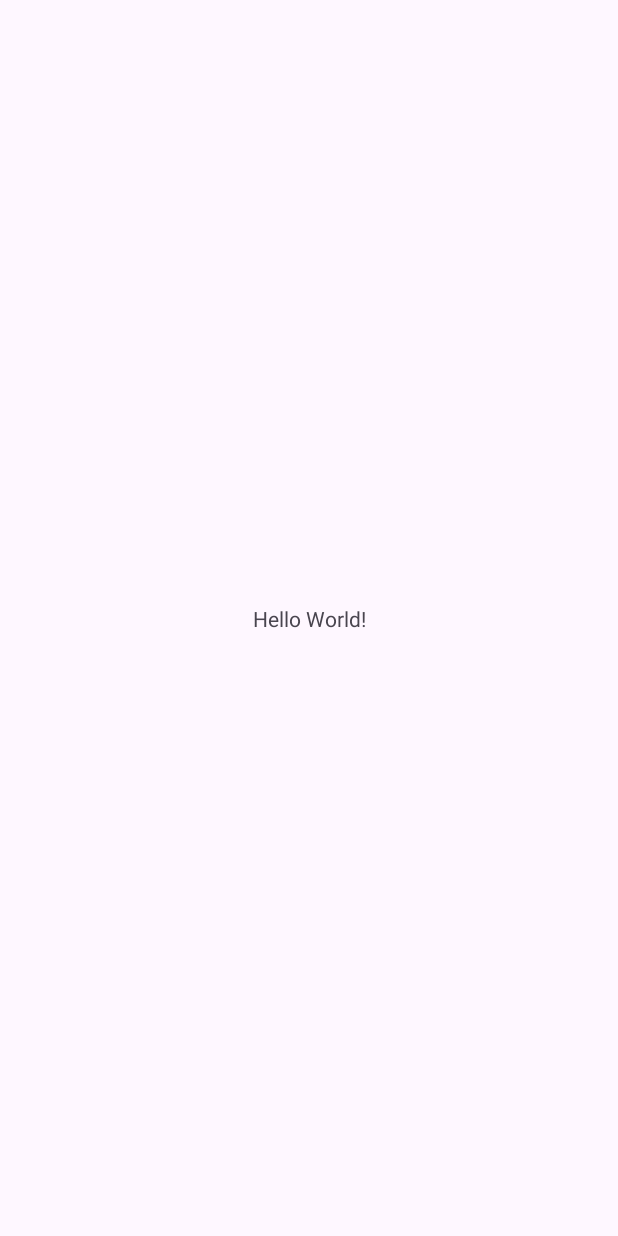
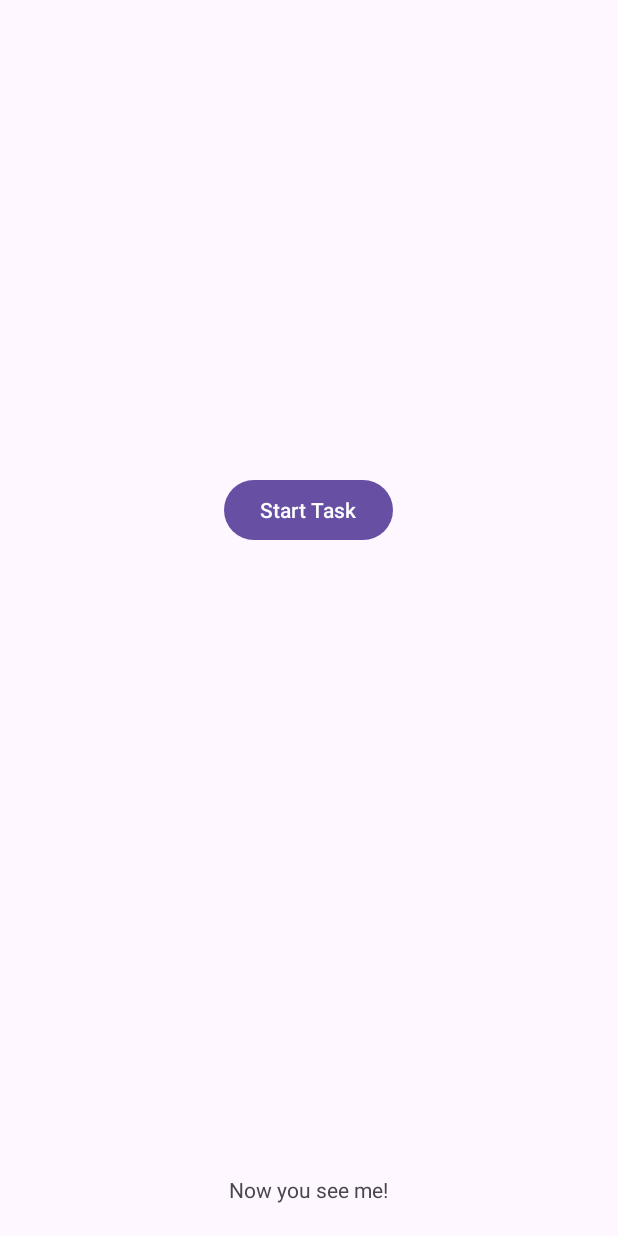
Before and after one commit to ozaenzenzen/fam_latihan1_backgroundtask_kotlin, an Android app: the screen it shows after launch (MainActivity), on a phone screen of 412 x 824 dp. Before the commit the screen is almost empty. Run offline under Robolectric (Android 15) with nearby library versions, the phone set to English and light mode, and no system bars.

```diff
--- a/app/src/main/java/com/example/mybackgroundthread/MainActivity.kt
+++ b/app/src/main/java/com/example/mybackgroundthread/MainActivity.kt
@@ -2,10 +2,31 @@ package com.example.mybackgroundthread
 
 import androidx.appcompat.app.AppCompatActivity
 import android.os.Bundle
+import android.widget.Button
+import android.widget.TextView
 
 class MainActivity : AppCompatActivity() {
     override fun onCreate(savedInstanceState: Bundle?) {
         super.onCreate(savedInstanceState)
         setContentView(R.layout.activity_main)
+
+        val btnStart = findViewById<Button>(R.id.btn_start)
+        val tvStatus = findViewById<TextView>(R.id.tv_status)
+
+        btnStart.setOnClickListener {
+            try {
+                for (i in 0..10) {
+                    Thread.sleep(500)
+                    val percentage = i * 10
+                    if (percentage == 100) {
+                        tvStatus.setText(R.string.task_completed)
+                    } else {
+                        tvStatus.text = String.format(getString(R.string.compressing), percentage)
+                    }
+                }
+            } catch (e: InterruptedException) {
+                e.printStackTrace()
+            }
+        }
     }
 }
--- a/app/src/main/res/layout/activity_main.xml
+++ b/app/src/main/res/layout/activity_main.xml
@@ -1,18 +1,31 @@
 <?xml version="1.0" encoding="utf-8"?>
-<androidx.constraintlayout.widget.ConstraintLayout xmlns:android="http://schemas.android.com/apk/res/android"
-    xmlns:app="http://schemas.android.com/apk/res-auto"
+<ScrollView xmlns:android="http://schemas.android.com/apk/res/android"
     xmlns:tools="http://schemas.android.com/tools"
     android:layout_width="match_parent"
-    android:layout_height="match_parent"
+    android:layout_height="wrap_content"
     tools:context=".MainActivity">
 
-    <TextView
-        android:layout_width="wrap_content"
+    <LinearLayout
+        android:layout_width="match_parent"
         android:layout_height="wrap_content"
-        android:text="Hello World!"
-        app:layout_constraintBottom_toBottomOf="parent"
-        app:layout_constraintEnd_toEndOf="parent"
-        app:layout_constraintStart_toStartOf="parent"
-        app:layout_constraintTop_toTopOf="parent" />
-
-</androidx.constraintlayout.widget.ConstraintLayout>
+        android:gravity="center"
+        android:orientation="vertical"
+        android:padding="16dp">
+        <Button
+            android:id="@+id/btn_start"
+            android:layout_width="wrap_content"
+            android:layout_height="wrap_content"
+            android:layout_marginTop="300dp"
+            android:text="@string/start_task" />
+        <TextView
+            android:id="@+id/tv_status"
+            android:layout_width="wrap_content"
+            android:layout_height="wrap_content"
+            tools:text="@string/status" />
+        <TextView
+            android:layout_width="wrap_content"
+            android:layout_height="wrap_content"
+            android:layout_marginTop="400dp"
+            android:text="@string/hidden_text" />
+    </LinearLayout>
+</ScrollView>
--- a/app/src/main/res/values/strings.xml
+++ b/app/src/main/res/values/strings.xml
@@ -1,3 +1,8 @@
 <resources>
     <string name="app_name">MyBackgroundThread</string>
+    <string name="start_task">Start Task</string>
+    <string name="status">Status</string>
+    <string name="hidden_text">Now you see me!</string>
+    <string name="task_completed">Task Completed</string>
+    <string name="compressing">Compresssing %d %%</string>
 </resources>
```
